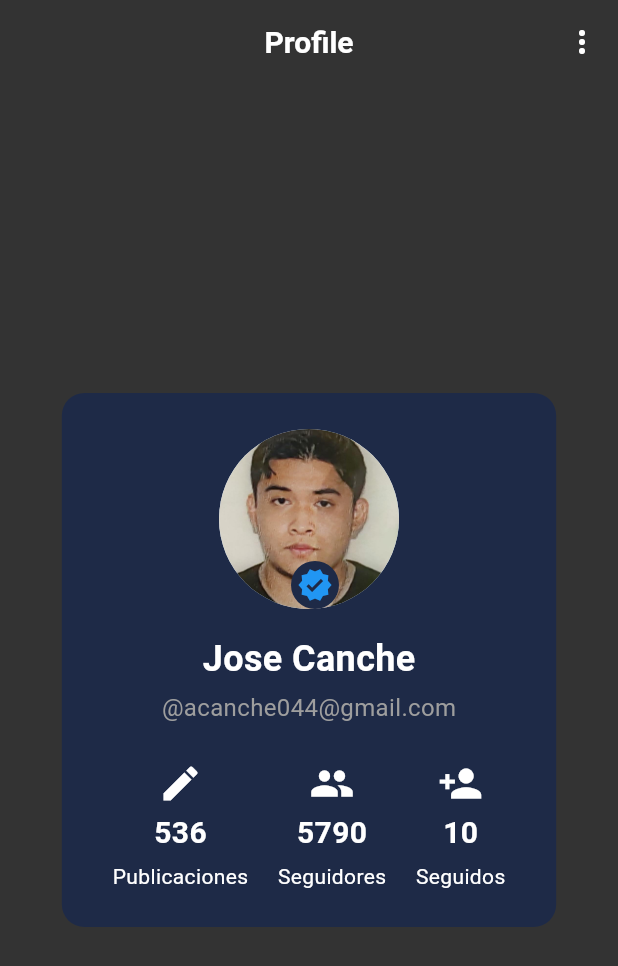
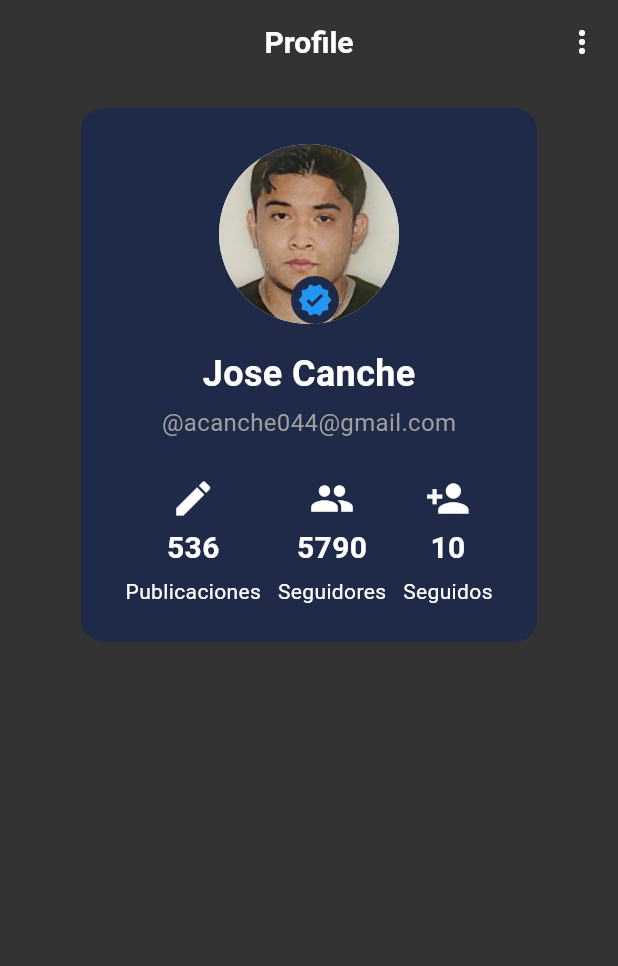
Before and after one commit to Pato0205-jose/patito, a Flutter app: the screen it shows after launch, on a phone screen of 412 x 824 dp. Shown: the top 966 px of the screen. Run offline on Flutter 3.47's test engine with Material 3 defaults, Android fonts, the phone set to English and light mode, and no system bars.

Commit message:
Primer commit

```diff
--- a/lib/src/features/profile/presentation/screens/profile_screen.dart
+++ b/lib/src/features/profile/presentation/screens/profile_screen.dart
@@ -19,8 +19,13 @@ class ProfileScreen extends StatelessWidget {
           ),
         ],
       ),
-      body: const Center(
-        child: ProfileCard(),
+      body: SingleChildScrollView(
+        child: Center(
+          child: Padding(
+            padding: const EdgeInsets.all(kSpacingM),
+            child: ProfileCard(),
+          ),
+        ),
       ),
     );
   }
```
